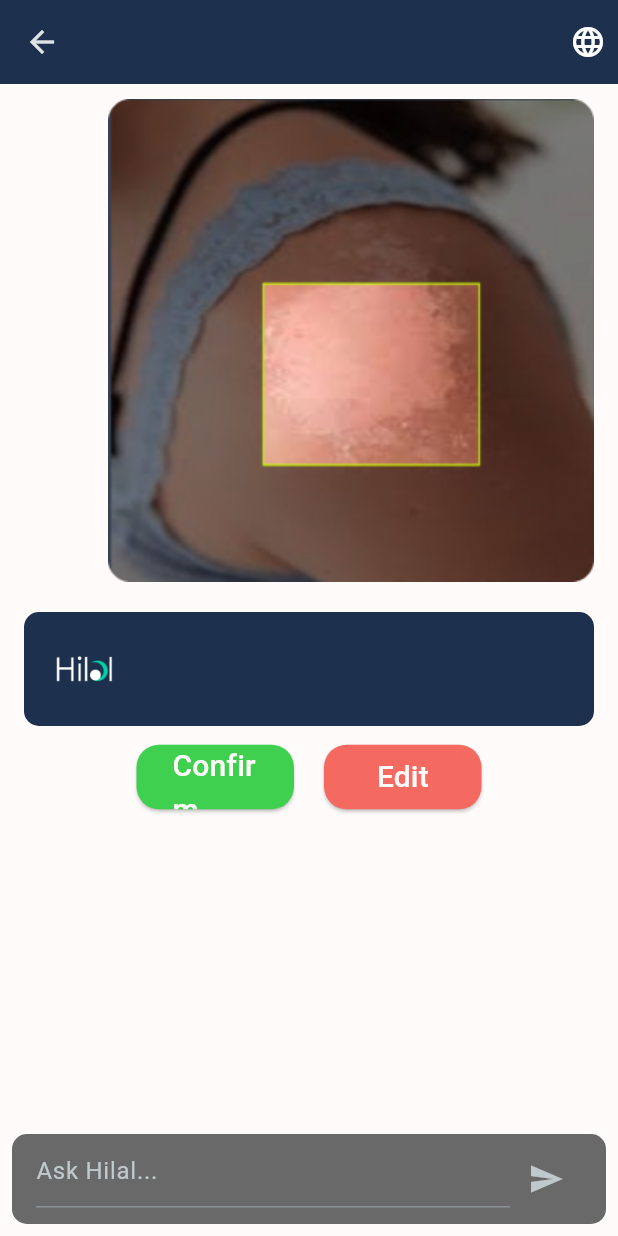
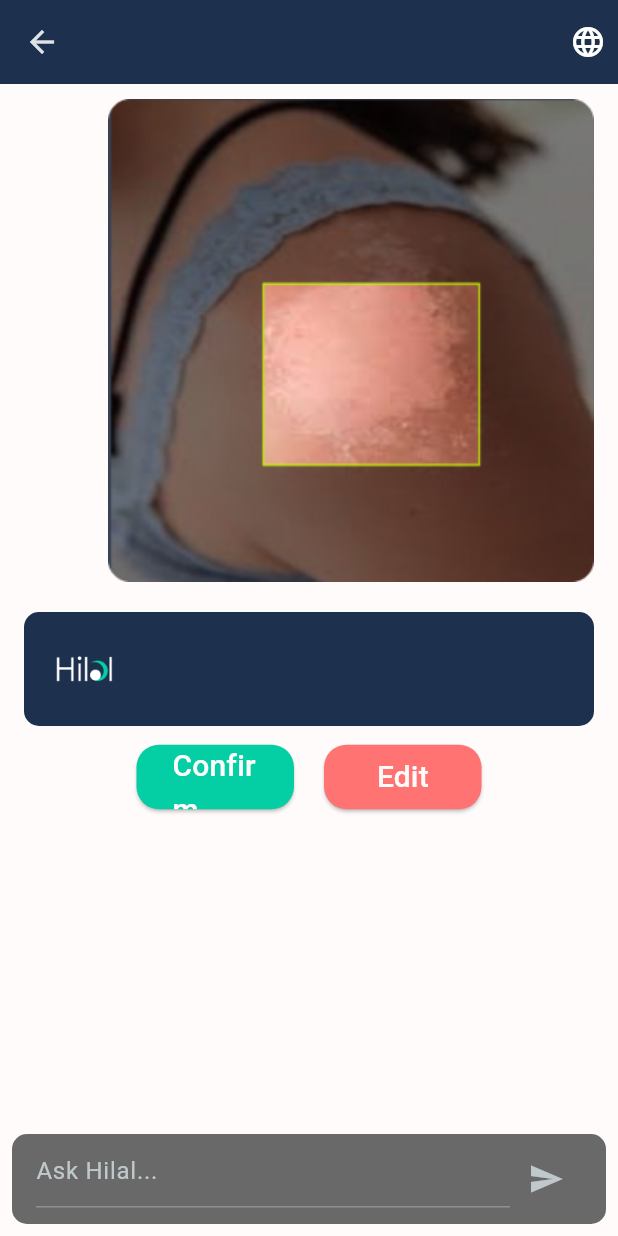
Before and after one commit to SaraElwatany/Hilal-A-Skin-Burn-Severity-Assessment-Mobile-Application-Deployed-Version, a Flutter app: the DocterModelChat screen opened directly, on a phone screen of 412 x 824 dp. Run offline on Flutter 3.47's test engine with Material 3 defaults, Android fonts, the phone set to English and light mode, and no system bars; our stand-ins replace image_cropper, image_picker, permission_handler; generated files the repository leaves out were written again.

Commit message:
Edit buttons

```diff
--- a/gp_app/lib/widgets/docter_model_widget.dart
+++ b/gp_app/lib/widgets/docter_model_widget.dart
@@ -78,7 +78,7 @@ class DoctorMessagesWidget extends StatelessWidget {
                             shape: RoundedRectangleBorder(
                                 borderRadius: BorderRadius.circular(15)),
                             fixedSize: const Size(105, 43),
-                            backgroundColor: Color.fromARGB(255, 64, 208, 80)
+                            backgroundColor: Color.fromARGB(255,3, 206, 164)
                             ),
                     child: Text(S.of(context).confirm,
                      style: const TextStyle(
@@ -93,7 +93,7 @@ class DoctorMessagesWidget extends StatelessWidget {
                             shape: RoundedRectangleBorder(
                                 borderRadius: BorderRadius.circular(15)),
                             fixedSize: const Size(105, 43),
-                            backgroundColor: Color.fromARGB(255, 245, 106, 96)
+                            backgroundColor: Color.fromARGB(255, 255, 115, 115)
 
                             ),
                     child: Text(S.of(context).edit,
```
